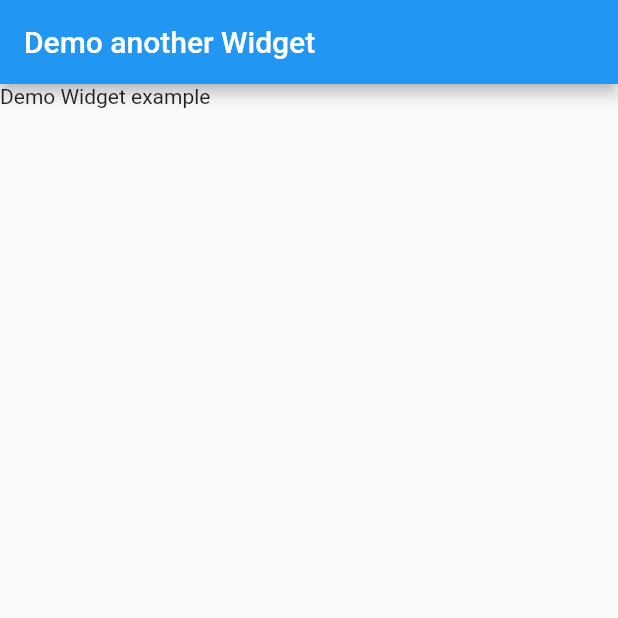
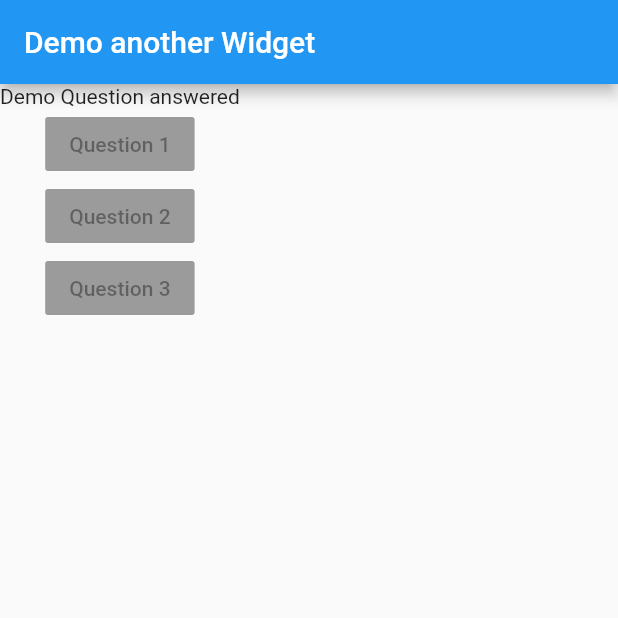
Before and after one commit to VinayTShetty/Flutter, a Flutter app: the screen it shows after launch, on a phone screen of 412 x 824 dp, the top half of it. Run offline on Flutter 3.47's test engine with Material 2 defaults, Android fonts, the light colour scheme and no system bars.

Commit message:
Adding Mulitple Widget in the application Using the column Property.

```diff
--- a/FlutterApp/flutter_course_project/lib/main.dart
+++ b/FlutterApp/flutter_course_project/lib/main.dart
@@ -25,10 +25,22 @@ class DemoApp extends StatelessWidget {
 
       appBar: AppBar(title: Text('Demo another Widget'))
       ,
-      body: Text('Demo Widget example')
+      body: Column(children:
+      [
+
+          Text('Demo Question answered') ,
+          RaisedButton(child: Text('Question 1'),onPressed: null),
+          RaisedButton(child: Text('Question 2'),onPressed: null),
+          RaisedButton(child: Text('Question 3'),onPressed: null)
+      ])
 
     )
 
     );
   }
 }
+
+
+/**
+ * To add Multiple button s in the Screen we need to use the column widget.
+ */
```
